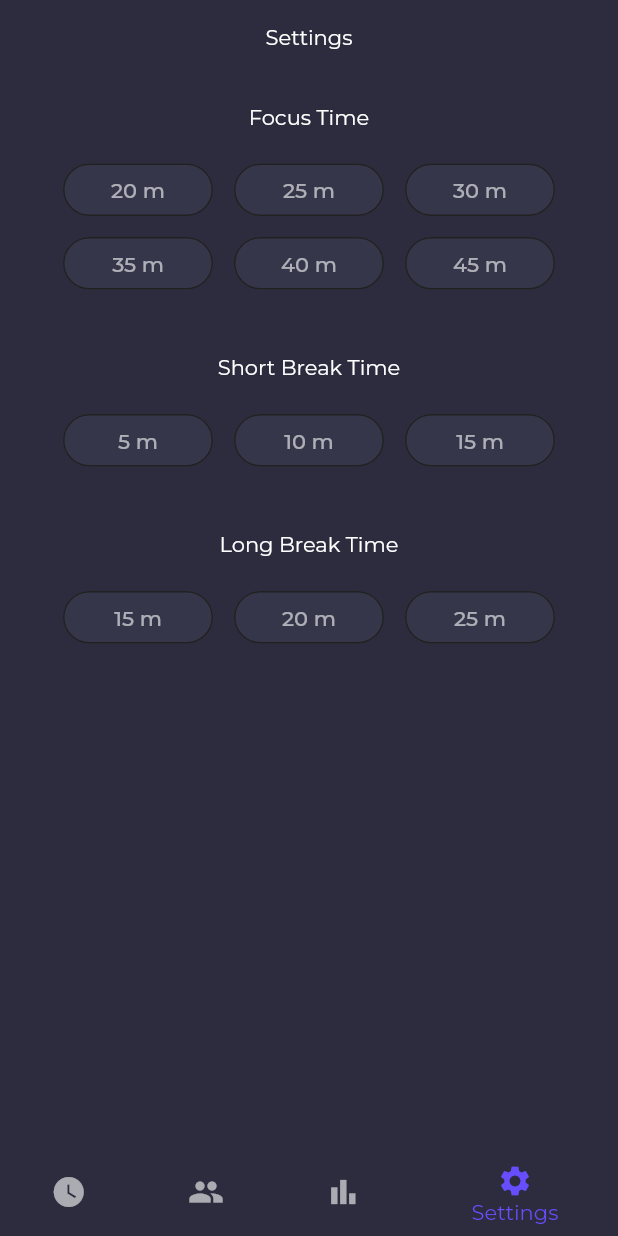
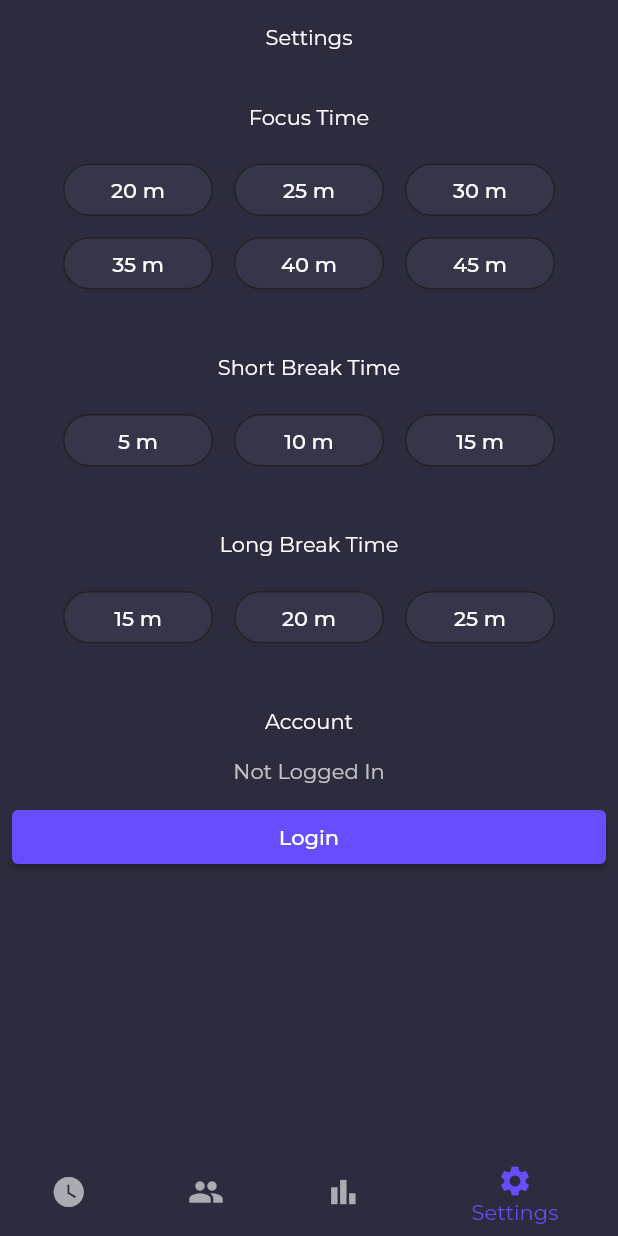
Before and after one commit to nandbyte/pomoduo, a Flutter app: the screen it shows after launch, item 4 of the bottom bar chosen, on a phone screen of 412 x 824 dp. Run offline on Flutter 3.47's test engine with Material 2 defaults, Android fonts, the phone set to English and light mode, and no system bars; drawn by our look-alikes of custom_radio_grouped_button; our stand-ins replace cloud_firestore, firebase_core, google_fonts, percent_indicator; accounts and stored records are empty.

Commit message:
Fixed column issues in pages

```diff
--- a/lib/pages/duo_page.dart
+++ b/lib/pages/duo_page.dart
@@ -76,10 +76,8 @@ class _DuoPageState extends State<DuoPage> {
           actions: [
             ElevatedButton(
               style: ButtonStyle(
-                backgroundColor:
-                    MaterialStateProperty.all<Color>(PomoduoColor.themeColor),
-                foregroundColor:
-                    MaterialStateProperty.all<Color>(Colors.white60),
+                backgroundColor: MaterialStateProperty.all<Color>(PomoduoColor.themeColor),
+                foregroundColor: MaterialStateProperty.all<Color>(Colors.white60),
               ),
               onPressed: _enterRoomId,
               child: const Text(
@@ -110,10 +108,8 @@ class _DuoPageState extends State<DuoPage> {
           actions: [
             ElevatedButton(
               style: ButtonStyle(
-                backgroundColor:
-                    MaterialStateProperty.all<Color>(PomoduoColor.themeColor),
-                foregroundColor:
-                    MaterialStateProperty.all<Color>(Colors.white60),
+                backgroundColor: MaterialStateProperty.all<Color>(PomoduoColor.themeColor),
+                foregroundColor: MaterialStateProperty.all<Color>(Colors.white60),
               ),
               onPressed: _enterRoomId,
               child: const Text(
@@ -130,29 +126,34 @@ class _DuoPageState extends State<DuoPage> {
     return Column(
       crossAxisAlignment: CrossAxisAlignment.stretch,
       children: <Widget>[
-        const Text("Duo Mode"),
+        const Center(child: Text("Duo Mode")),
+        const SizedBox(
+          height: 36,
+        ),
+        const Center(
+          child: Text("Room joined: -", style: TextStyle(color: Colors.white70)),
+        ),
+        const SizedBox(
+          height: 16,
+        ),
         ElevatedButton(
           style: ButtonStyle(
-            backgroundColor:
-                MaterialStateProperty.all<Color>(PomoduoColor.themeColor),
-            foregroundColor: MaterialStateProperty.all<Color>(Colors.white60),
+            backgroundColor: MaterialStateProperty.all<Color>(PomoduoColor.themeColor),
+            foregroundColor: MaterialStateProperty.all<Color>(Colors.white),
           ),
           onPressed: _createRoom,
           child: const Text(
             "Create Room",
-            style: TextStyle(fontWeight: FontWeight.bold),
           ),
         ),
         ElevatedButton(
           style: ButtonStyle(
-            backgroundColor:
-                MaterialStateProperty.all<Color>(PomoduoColor.themeColor),
-            foregroundColor: MaterialStateProperty.all<Color>(Colors.white60),
+            backgroundColor: MaterialStateProperty.all<Color>(PomoduoColor.themeColor),
+            foregroundColor: MaterialStateProperty.all<Color>(Colors.white),
           ),
           onPressed: _joinRoom,
           child: const Text(
             "Join Room",
-            style: TextStyle(fontWeight: FontWeight.bold),
           ),
         )
       ],
--- a/lib/pages/settings_page.dart
+++ b/lib/pages/settings_page.dart
@@ -13,8 +13,29 @@ class _SettingsPageState extends State<SettingsPage> {
   @override
   Widget build(BuildContext context) {
     return Column(
-      children: <Widget>[
-        const Text("Settings"),
+      crossAxisAlignment: CrossAxisAlignment.stretch,
+      children: const <Widget>[
+        Center(child: Text("Settings")),
+        FocusTimeSettings(),
+        ShortBreakTimeSettings(),
+        LongBreakTimeSettings(),
+        AccountSettings()
+      ],
+    );
+  }
+}
+
+class FocusTimeSettings extends StatefulWidget {
+  const FocusTimeSettings({Key? key}) : super(key: key);
+
+  @override
+  State<FocusTimeSettings> createState() => _FocusTimeSettingsState();
+}
+
+class _FocusTimeSettingsState extends State<FocusTimeSettings> {
+  @override
+  Widget build(BuildContext context) {
+    return Column(children: <Widget>[
       const Padding(
         padding: EdgeInsets.fromLTRB(0, 36, 0, 16.0),
         child: Text("Focus Time"),
@@ -26,7 +47,7 @@ class _SettingsPageState extends State<SettingsPage> {
         unSelectedColor: PomoduoColor.foregroundColor,
         buttonTextStyle: const ButtonTextStyle(
           selectedColor: Colors.white,
-            unSelectedColor: Colors.white60,
+          unSelectedColor: Colors.white,
         ),
         enableShape: true,
         enableButtonWrap: true,
@@ -36,6 +57,21 @@ class _SettingsPageState extends State<SettingsPage> {
           print(value);
         },
       ),
+    ]);
+  }
+}
+
+class ShortBreakTimeSettings extends StatefulWidget {
+  const ShortBreakTimeSettings({Key? key}) : super(key: key);
+
+  @override
+  State<ShortBreakTimeSettings> createState() => _ShortBreakTimeSettingsState();
+}
+
+class _ShortBreakTimeSettingsState extends State<ShortBreakTimeSettings> {
+  @override
+  Widget build(BuildContext context) {
+    return Column(children: <Widget>[
       const Padding(
         padding: EdgeInsets.fromLTRB(0, 36, 0, 16.0),
         child: Text("Short Break Time"),
@@ -47,7 +83,7 @@ class _SettingsPageState extends State<SettingsPage> {
         unSelectedColor: PomoduoColor.foregroundColor,
         buttonTextStyle: const ButtonTextStyle(
           selectedColor: Colors.white,
-            unSelectedColor: Colors.white60,
+          unSelectedColor: Colors.white,
         ),
         enableShape: true,
         enableButtonWrap: true,
@@ -57,6 +93,21 @@ class _SettingsPageState extends State<SettingsPage> {
           print(value);
         },
       ),
+    ]);
+  }
+}
+
+class LongBreakTimeSettings extends StatefulWidget {
+  const LongBreakTimeSettings({Key? key}) : super(key: key);
+
+  @override
+  State<LongBreakTimeSettings> createState() => _LongBreakTimeSettingsState();
+}
+
+class _LongBreakTimeSettingsState extends State<LongBreakTimeSettings> {
+  @override
+  Widget build(BuildContext context) {
+    return Column(children: <Widget>[
       const Padding(
         padding: EdgeInsets.fromLTRB(0, 36, 0, 16.0),
         child: Text("Long Break Time"),
@@ -68,7 +119,7 @@ class _SettingsPageState extends State<SettingsPage> {
         unSelectedColor: PomoduoColor.foregroundColor,
         buttonTextStyle: const ButtonTextStyle(
           selectedColor: Colors.white,
-            unSelectedColor: Colors.white60,
+          unSelectedColor: Colors.white,
         ),
         enableShape: true,
         enableButtonWrap: true,
@@ -78,6 +129,45 @@ class _SettingsPageState extends State<SettingsPage> {
           print(value);
         },
       ),
+    ]);
+  }
+}
+
+class AccountSettings extends StatefulWidget {
+  const AccountSettings({Key? key}) : super(key: key);
+
+  @override
+  State<AccountSettings> createState() => _AccountSettingsState();
+}
+
+class _AccountSettingsState extends State<AccountSettings> {
+  @override
+  Widget build(BuildContext context) {
+    return Column(
+      crossAxisAlignment: CrossAxisAlignment.stretch,
+      children: [
+        const Center(
+          child: Padding(
+            padding: EdgeInsets.fromLTRB(0, 36, 0, 16.0),
+            child: Text("Account"),
+          ),
+        ),
+        const Center(
+          child: Text("Not Logged In", style: TextStyle(color: Colors.white70)),
+        ),
+        Padding(
+          padding: const EdgeInsets.fromLTRB(0, 12, 0, 16.0),
+          child: ElevatedButton(
+            style: ButtonStyle(
+              backgroundColor: MaterialStateProperty.all<Color>(PomoduoColor.themeColor),
+              foregroundColor: MaterialStateProperty.all<Color>(Colors.white),
+            ),
+            onPressed: () {},
+            child: const Text(
+              "Login",
+            ),
+          ),
+        ),
       ],
     );
   }
```
Lines whose indentation alone changed are shown as unchanged.
